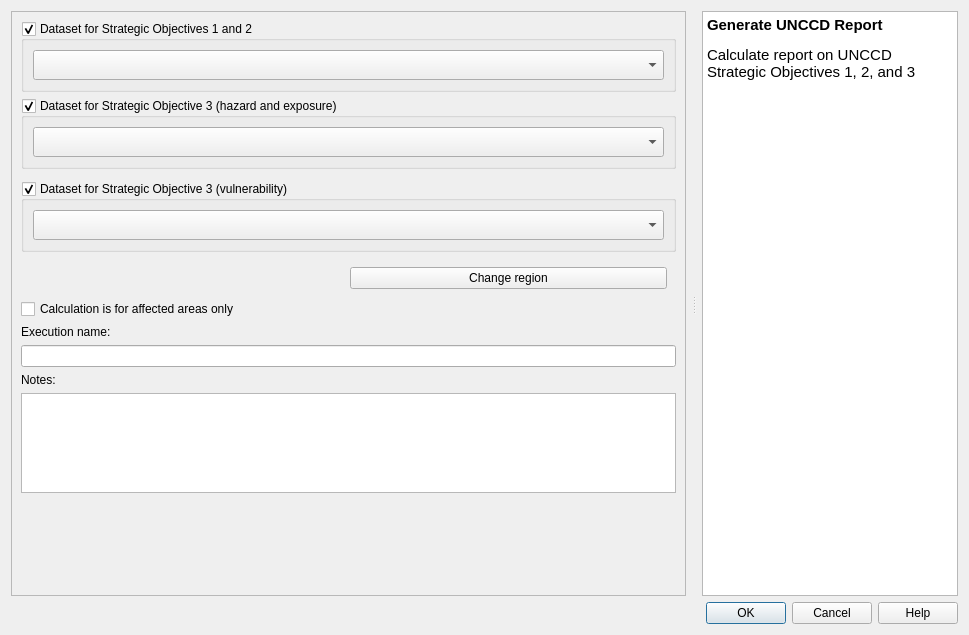
Before: the Qt Designer form LDMP/gui/DlgCalculateUNCCDReport.ui in ConservationInternational/trends.earth, drawn with Qt 5.
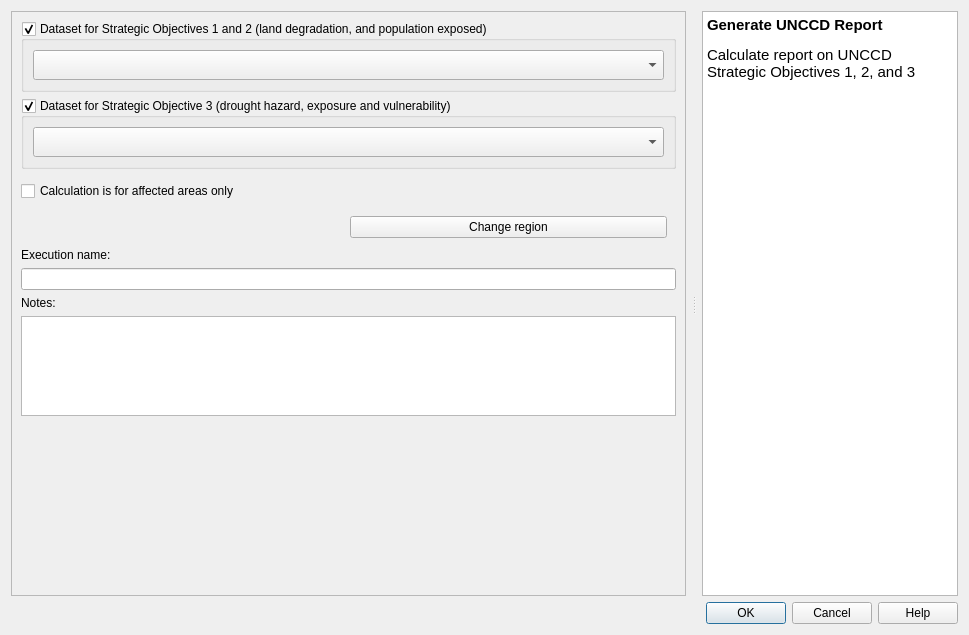
After: the same form once the commit is applied. Custom widgets are drawn as their Qt base class.

Commit message: Cleanup UNCCD reporting screen

Diff of the .ui file:
```diff
--- a/LDMP/gui/DlgCalculateUNCCDReport.ui
+++ b/LDMP/gui/DlgCalculateUNCCDReport.ui
@@ -99,7 +99,7 @@
               </font>
              </property>
              <property name="title">
-              <string>Dataset for Strategic Objectives 1 and 2</string>
+              <string>Dataset for Strategic Objectives 1 and 2 (land degradation, and population exposed)</string>
              </property>
              <property name="checkable">
               <bool>true</bool>
@@ -154,7 +154,7 @@
               </font>
              </property>
              <property name="title">
-              <string>Dataset for Strategic Objective 3 (hazard and exposure)</string>
+              <string>Dataset for Strategic Objective 3 (drought hazard, exposure and vulnerability)</string>
              </property>
              <property name="checkable">
               <bool>true</bool>
@@ -207,61 +207,10 @@
             </widget>
            </item>
            <item>
-            <widget class="QGroupBox" name="groupBox_progress_period_2">
-             <property name="sizePolicy">
-              <sizepolicy hsizetype="Preferred" vsizetype="Minimum">
-               <horstretch>0</horstretch>
-               <verstretch>0</verstretch>
-              </sizepolicy>
+            <widget class="QCheckBox" name="checkBox_affected_areas_only">
+             <property name="text">
+              <string>Calculation is for affected areas only</string>
              </property>
-             <property name="minimumSize">
-              <size>
-               <width>0</width>
-               <height>0</height>
-              </size>
-             </property>
-             <property name="maximumSize">
-              <size>
-               <width>16777215</width>
-               <height>16777215</height>
-              </size>
-             </property>
-             <property name="font">
-              <font>
-               <weight>50</weight>
-               <bold>false</bold>
-              </font>
-             </property>
-             <property name="title">
-              <string>Dataset for Strategic Objective 3 (vulnerability)</string>
-             </property>
-             <property name="checkable">
-              <bool>true</bool>
-             </property>
-             <layout class="QVBoxLayout" name="verticalLayout_5">
-              <item>
-               <widget class="WidgetDataIOSelectTELayerExisting" name="combo_layer_jrc_vulnerability">
-                <property name="enabled">
-                 <bool>true</bool>
-                </property>
-                <property name="sizePolicy">
-                 <sizepolicy hsizetype="Expanding" vsizetype="Minimum">
-                  <horstretch>0</horstretch>
-                  <verstretch>0</verstretch>
-                 </sizepolicy>
-                </property>
-                <property name="minimumSize">
-                 <size>
-                  <width>0</width>
-                  <height>30</height>
-                 </size>
-                </property>
-                <property name="layer_type" stdset="0">
-                 <string notr="true">Drought Vulnerability (JRC)</string>
-                </property>
-               </widget>
-              </item>
-             </layout>
             </widget>
            </item>
            <item>
@@ -302,13 +251,6 @@
              </layout>
             </widget>
            </item>
-           <item>
-            <widget class="QCheckBox" name="checkBox">
-             <property name="text">
-              <string>Calculation is for affected areas only</string>
-             </property>
-            </widget>
-           </item>
            <item>
             <widget class="QLabel" name="execution_name_la">
              <property name="text">
@@ -419,11 +361,6 @@
    <extends>QComboBox</extends>
    <header>LDMP/data_io</header>
   </customwidget>
-  <customwidget>
-   <class>WidgetDataIOSelectTELayerExisting</class>
-   <extends>QComboBox</extends>
-   <header>LDMP/data_io</header>
-  </customwidget>
  </customwidgets>
  <resources/>
  <connections>
```
Left out of the diff: 4 changed lines with no effect on the pictures. The commit also changes 5 other files.
